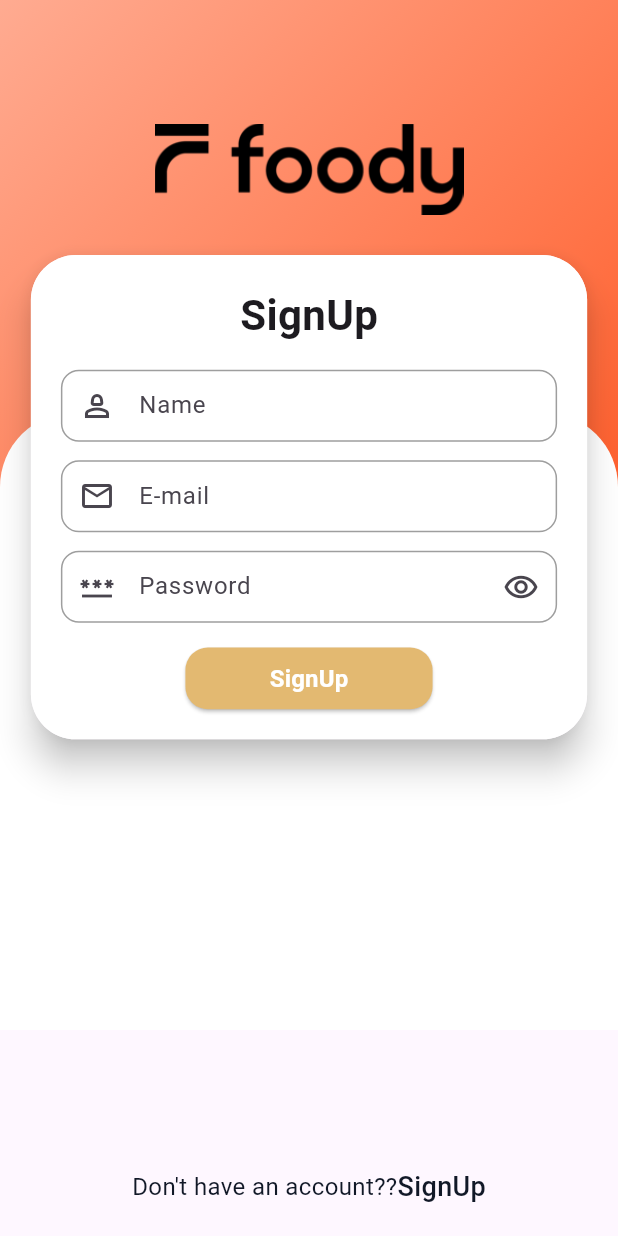
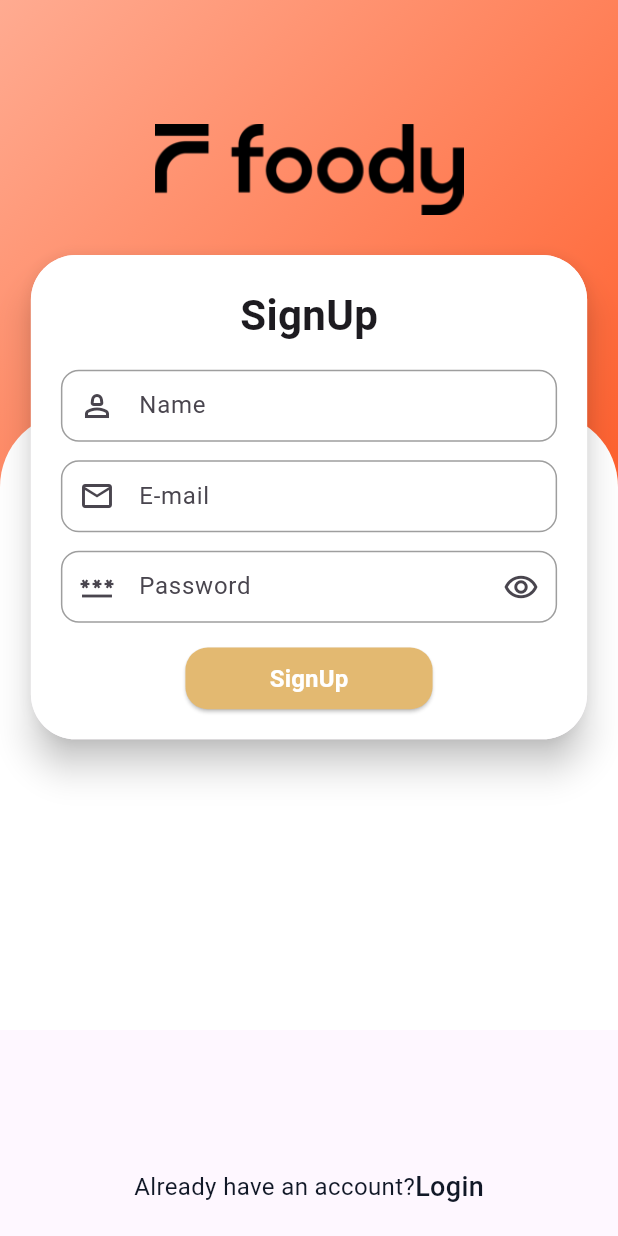
Before and after one commit to Virenrangani/fooygo, a Flutter app: the Signup screen opened directly, on a phone screen of 412 x 824 dp. Run offline on Flutter 3.47's test engine with Material 3 defaults, Android fonts, the phone set to English and light mode, and no system bars; our stand-ins replace cloud_firestore, curved_navigation_bar, dio, firebase_auth, firebase_core, firebase_storage and 6 more; missing offline and left inert: slidable_button; accounts and stored records are empty.

Commit message:
refactor : update the signup screen code

```diff
--- a/lib/feature/auth/presentation/pages/signup.dart
+++ b/lib/feature/auth/presentation/pages/signup.dart
@@ -1,5 +1,6 @@
 import 'package:flutter/material.dart';
 import 'package:flutter_bloc/flutter_bloc.dart';
+import 'package:foodygo/core/constant/image/app_image/app_image.dart';
 import 'package:foodygo/core/constant/string/custom_string.dart';
 import 'package:foodygo/core/widget/snack_bar/custom_snack_bar.dart';
 import 'package:foodygo/core/widget/text_form_field/custom_text_form_field.dart';
@@ -8,7 +9,6 @@ import '../../../../core/constant/color/custom_color.dart';
 import '../../../../core/constant/font_size/custom_text_style.dart';
 import '../../../../core/constant/padding/custom_padding.dart';
 import '../../../../core/widget/elevated_button/custom_elevated_button.dart';
-import '../../../../pages/bottomnav.dart';
 import '../cubit/auth_state.dart';
 import '../cubit/signup_cubit.dart';
 import 'login.dart';
@@ -21,10 +21,11 @@ class Signup extends StatefulWidget {
 }
 
 class _SignupState extends State<Signup> {
-  final nameController = TextEditingController();
+  final nameController  = TextEditingController();
   final emailController = TextEditingController();
-  final passController = TextEditingController();
+  final passController  = TextEditingController();
   final formKey = GlobalKey<FormState>();
+  bool _obscurePassword = true;
 
   @override
   void dispose() {
@@ -37,7 +38,7 @@ class _SignupState extends State<Signup> {
   @override
   Widget build(BuildContext context) {
     final screenHeight = MediaQuery.of(context).size.height;
-    final screenWidth = MediaQuery.of(context).size.width;
+    final screenWidth  = MediaQuery.of(context).size.width;
     final isSmallScreen = screenWidth < 600;
 
     return BlocProvider(
@@ -46,16 +47,22 @@ class _SignupState extends State<Signup> {
         body: BlocConsumer<SignupCubit, AuthState>(
           listener: (context, state) {
             if (state is AuthSuccess) {
-              CustomSnacksBar.showSuccess(context, CustomString.signSuccess);
-              Navigator.pushReplacement(
+              CustomSnacksBar.showSuccess(
                 context,
-                  MaterialPageRoute(builder: (context)=>BottomNav())
+                CustomString.signUpEmailVerify,
+              );
+              Navigator.pushAndRemoveUntil(
+                context,
+                MaterialPageRoute(builder: (_) => const Login()),
+                    (_) => false,
               );
             } else if (state is AuthFailure) {
               CustomSnacksBar.showError(context, state.message);
             }
           },
           builder: (context, state) {
+            final isLoading = state is AuthLoading;
+
             return SingleChildScrollView(
               child: Stack(
                 children: [
@@ -77,7 +84,7 @@ class _SignupState extends State<Signup> {
                     decoration: const BoxDecoration(
                       color: Colors.white,
                       borderRadius: BorderRadius.only(
-                        topLeft: Radius.circular(50),
+                        topLeft:  Radius.circular(50),
                         topRight: Radius.circular(50),
                       ),
                     ),
@@ -88,7 +95,7 @@ class _SignupState extends State<Signup> {
                         margin: EdgeInsets.only(top: screenHeight * 0.1),
                         child: Center(
                           child: Image.asset(
-                            'assets/image/food.png',
+                            AppImage.foody,
                             color: Colors.black,
                             width: screenWidth / (isSmallScreen ? 2 : 3),
                             fit: BoxFit.cover,
@@ -103,7 +110,9 @@ class _SignupState extends State<Signup> {
                           borderRadius: BorderRadius.circular(30),
                           child: Container(
                             padding: EdgeInsets.symmetric(
-                                horizontal: isSmallScreen ? 20 : 30, vertical: 20),
+                              horizontal: isSmallScreen ? 20 : 30,
+                              vertical: 20,
+                            ),
                             width: screenWidth * 0.9,
                             decoration: BoxDecoration(
                               color: Colors.white,
@@ -118,55 +127,87 @@ class _SignupState extends State<Signup> {
                                     CustomString.signUp,
                                     style: TextStyle(
                                       fontSize: isSmallScreen ? 28 : 35,
-                                        fontWeight: FontWeight.bold),
+                                      fontWeight: FontWeight.bold,
+                                    ),
                                   ),
                                   SizedBox(height: screenHeight * 0.02),
+
                                   CustomFormField(
+                                    controller: nameController,
                                     prefixIcon: Icons.person_2_outlined,
                                     labelText: CustomString.name,
-                                      hintText: CustomString.nameHint
+                                    hintText: CustomString.nameHint,
+                                    validator: (val) {
+                                      if (val == null || val.trim().isEmpty) {
+                                        return 'Enter your name';
+                                      }
+                                      return null;
+                                    },
                                   ),
                                   SizedBox(height: screenHeight * 0.015),
+
                                   CustomFormField(
+                                    controller: emailController,
                                     labelText: CustomString.email,
                                     hintText: CustomString.emailHint,
                                     prefixIcon: Icons.email_outlined,
-                                    validator: (val){
-                                      if(val==null||val.isEmpty){
-                                        return "Enter the mail";
-                                      }return null;
+                                    keyboardType: TextInputType.emailAddress,
+                                    validator: (val) {
+                                      if (val == null || val.isEmpty) {
+                                        return 'Enter your email';
+                                      }
+                                      if (!RegExp(r'^[\w-.]+@([\w-]+\.)+[\w]{2,4}$')
+                                          .hasMatch(val)) {
+                                        return 'Enter a valid email';
+                                      }
+                                      return null;
                                     },
                                   ),
                                   SizedBox(height: screenHeight * 0.015),
+
                                   CustomFormField(
+                                    controller: passController,
                                     labelText: CustomString.password,
                                     hintText: CustomString.passwordHint,
-                                    suffixIcon:Icons.remove_red_eye_outlined ,
+                                    obscureText: _obscurePassword,
                                     prefixIcon: Icons.password_outlined,
-                                    validator: (val){
-                                      if(val==null||val.isEmpty){
-                                        return "password is empty";
+                                    suffixIcon: _obscurePassword
+                                        ? Icons.remove_red_eye_outlined
+                                        : Icons.visibility_off_outlined,
+                                    onSuffixTap: () => setState(
+                                            () => _obscurePassword = !_obscurePassword),
+                                    validator: (val) {
+                                      if (val == null || val.isEmpty) {
+                                        return 'Password is empty';
+                                      }
+                                      if (val.length < 6) {
+                                        return 'Password must be at least 6 characters';
                                       }
                                       return null;
                                     },
                                   ),
                                   SizedBox(height: screenHeight * 0.02),
-                                  CustomElevatedButton(
-                                      text:CustomString.signUp,
+
+                                  isLoading
+                                      ? const CircularProgressIndicator(
+                                    color: Colors.deepOrange,
+                                  )
+                                      : CustomElevatedButton(
+                                    text: CustomString.signUp,
                                     color1: CustomColor.secondary,
                                     color2: CustomColor.primary,
-                                      width:screenWidth*0.4,
-                                      height: screenHeight*0.05,
-                                      onPressed: (){
-                                        if (formKey.currentState!.validate()){
-                                          context.read<SignupCubit>()
-                                              .signUp(
-                                              email:emailController.text,
+                                    width: screenWidth * 0.4,
+                                    height: screenHeight * 0.05,
+                                    onPressed: () {
+                                      if (formKey.currentState!.validate()) {
+                                        context.read<SignupCubit>().signUp(
+                                          email: emailController.text.trim(),
                                           password: passController.text,
-                                              name: nameController.text
+                                          name: nameController.text.trim(),
                                         );
                                       }
-                                      })
+                                    },
+                                  ),
                                 ],
                               ),
                             ),
@@ -185,17 +226,24 @@ class _SignupState extends State<Signup> {
           child: Row(
             mainAxisAlignment: MainAxisAlignment.center,
             children: [
-              Text(CustomString.notAccount,style: CustomTextStyles.bodyMedium,),
-              InkWell(onTap: (){
-                Navigator.push(context,
-                    MaterialPageRoute(builder: (context)=>Login())
-                );
-              },
-                child: Text(CustomString.signUp ,style: CustomTextStyles.bodyLarge,),)
+              Text(
+                CustomString.alreadyHaveAccount,
+                style: CustomTextStyles.bodyMedium,
+              ),
+              InkWell(
+                onTap: () => Navigator.push(
+                  context,
+                  MaterialPageRoute(builder: (_) => const Login()),
+                ),
+                child: Text(
+                  CustomString.login,
+                  style: CustomTextStyles.bodyLarge,
+                ),
+              ),
             ],
           ),
-      ),)
+        ),
+      ),
     );
-
   }
 }
```
Lines whose indentation alone changed are shown as unchanged.
